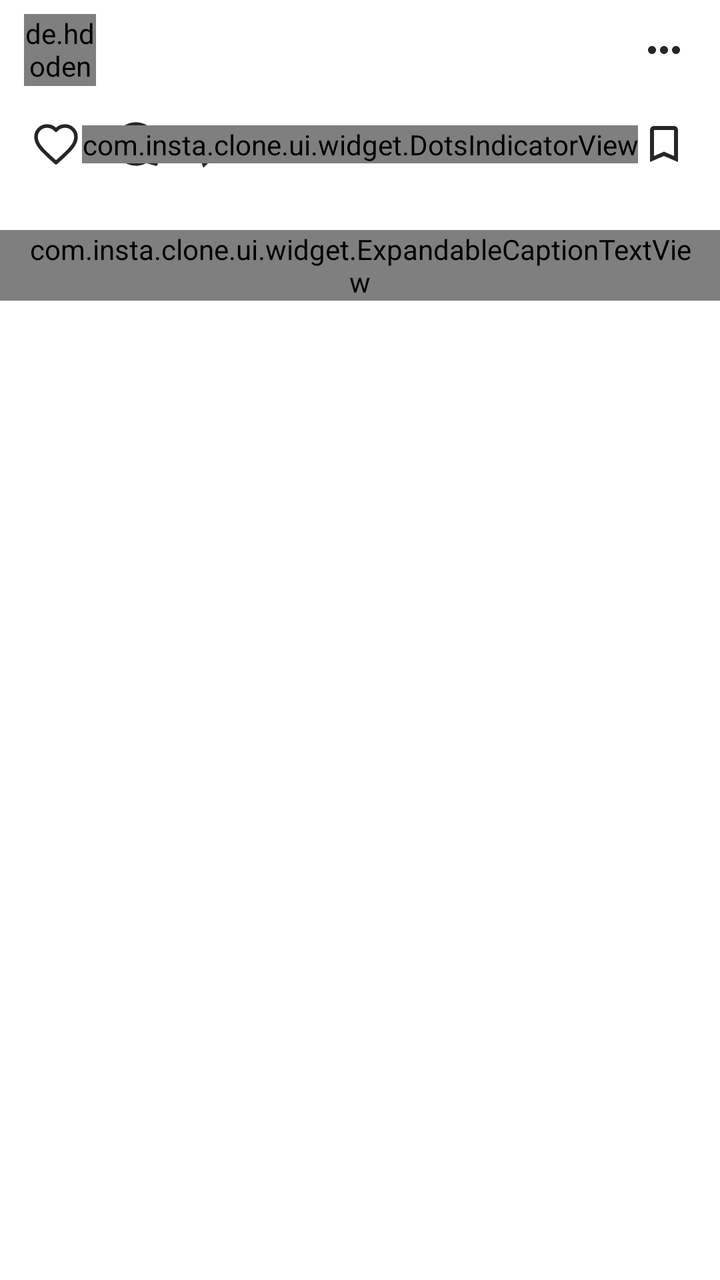
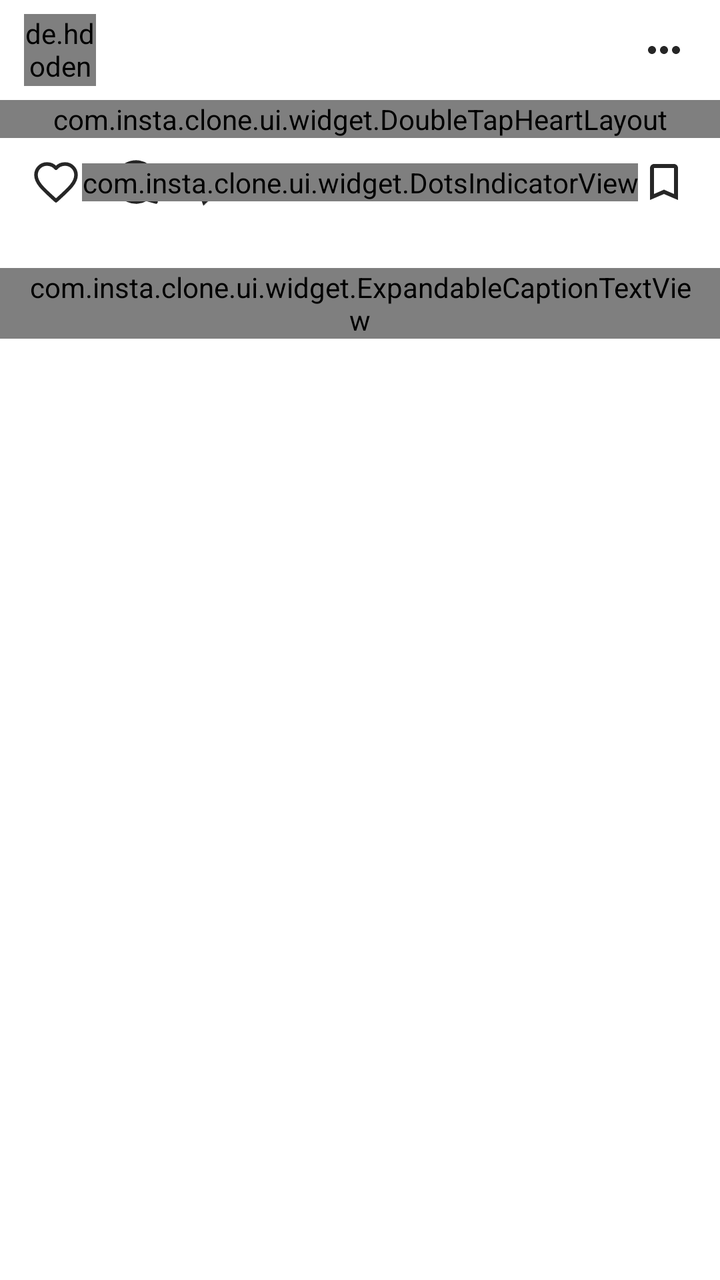

The first picture is an Android layout as it rendered before a commit; the second is the same layout after the commit. The layout source and the unified diff follow.
<!-- AndroidManifest.xml: application theme Theme.InstaClone -->
<!-- res/layout/item_feed_post.xml -->
<?xml version="1.0" encoding="utf-8"?>
<LinearLayout xmlns:android="http://schemas.android.com/apk/res/android"
    xmlns:app="http://schemas.android.com/apk/res-auto"
    android:layout_width="match_parent"
    android:layout_height="wrap_content"
    android:background="?attr/themeBackground"
    android:orientation="vertical"
    android:paddingBottom="12dp">

    
    <androidx.constraintlayout.widget.ConstraintLayout
        android:layout_width="match_parent"
        android:layout_height="@dimen/top_bar_height"
        android:paddingHorizontal="12dp">

        <de.hdodenhof.circleimageview.CircleImageView
            android:id="@+id/ivAvatar"
            android:layout_width="@dimen/avatar_feed_header"
            android:layout_height="@dimen/avatar_feed_header"
            android:src="@drawable/ic_person_placeholder"
            app:layout_constraintBottom_toBottomOf="parent"
            app:layout_constraintStart_toStartOf="parent"
            app:layout_constraintTop_toTopOf="parent" />

        <LinearLayout
            android:id="@+id/layoutAuthor"
            android:layout_width="0dp"
            android:layout_height="wrap_content"
            android:layout_marginStart="10dp"
            android:orientation="vertical"
            app:layout_constraintBottom_toBottomOf="parent"
            app:layout_constraintEnd_toStartOf="@id/ivOptions"
            app:layout_constraintStart_toEndOf="@id/ivAvatar"
            app:layout_constraintTop_toTopOf="parent">

            <LinearLayout
                android:layout_width="wrap_content"
                android:layout_height="wrap_content"
                android:gravity="center_vertical"
                android:orientation="horizontal">

                <TextView
                    android:id="@+id/tvUsername"
                    android:layout_width="wrap_content"
                    android:layout_height="wrap_content"
                    android:textColor="?attr/themeTextPrimary"
                    android:textSize="@dimen/text_body"
                    android:textStyle="bold" />

                <com.insta.clone.ui.widget.VerifiedBadgeView
                    android:id="@+id/badgeVerified"
                    android:layout_width="@dimen/badge_verified_size"
                    android:layout_height="@dimen/badge_verified_size"
                    android:layout_marginStart="4dp"
                    android:visibility="gone" />
            </LinearLayout>

            <TextView
                android:id="@+id/tvLocation"
                android:layout_width="wrap_content"
                android:layout_height="wrap_content"
                android:ellipsize="end"
                android:maxLines="1"
                android:textColor="?attr/themeTextSecondary"
                android:textSize="@dimen/text_meta"
                android:visibility="gone" />
        </LinearLayout>

        <ImageView
            android:id="@+id/ivOptions"
            android:layout_width="32dp"
            android:layout_height="32dp"
            android:padding="4dp"
            android:src="@drawable/ic_more_horiz"
            app:tint="?attr/themeTextPrimary"
            app:layout_constraintBottom_toBottomOf="parent"
            app:layout_constraintEnd_toEndOf="parent"
            app:layout_constraintTop_toTopOf="parent"
            android:contentDescription="Options" />

    </androidx.constraintlayout.widget.ConstraintLayout>

    
    <com.insta.clone.ui.widget.DoubleTapHeartLayout
        android:id="@+id/doubleTapLayout"
        android:layout_width="match_parent"
        android:layout_height="0dp"
        app:layout_constraintDimensionRatio="1:1">

        
        <ImageView
            android:id="@+id/ivSingleMedia"
            android:layout_width="match_parent"
            android:layout_height="match_parent"
            android:scaleType="centerCrop"
            android:contentDescription="Post media" />

        
        <androidx.viewpager2.widget.ViewPager2
            android:id="@+id/viewPagerCarousel"
            android:layout_width="match_parent"
            android:layout_height="match_parent"
            android:visibility="gone" />

        
        <ImageView
            android:id="@+id/ivCarouselBadge"
            android:layout_width="24dp"
            android:layout_height="24dp"
            android:layout_gravity="top|end"
            android:layout_margin="12dp"
            android:background="@drawable/bg_pill_surface"
            android:padding="4dp"
            android:src="@drawable/ic_photo_library"
            app:tint="@color/white"
            android:visibility="gone"
            android:contentDescription="Multiple photos" />

        
        <ImageView
            android:id="@+id/ivAudioToggle"
            android:layout_width="28dp"
            android:layout_height="28dp"
            android:layout_gravity="bottom|end"
            android:layout_margin="12dp"
            android:background="@drawable/bg_pill_surface"
            android:padding="5dp"
            android:src="@drawable/ic_volume_off"
            app:tint="@color/white"
            android:visibility="gone"
            android:contentDescription="Toggle sound" />

    </com.insta.clone.ui.widget.DoubleTapHeartLayout>

    
    <androidx.constraintlayout.widget.ConstraintLayout
        android:layout_width="match_parent"
        android:layout_height="44dp"
        android:paddingHorizontal="12dp">

        <LinearLayout
            android:id="@+id/layoutLeftActions"
            android:layout_width="wrap_content"
            android:layout_height="match_parent"
            android:gravity="center_vertical"
            android:orientation="horizontal"
            app:layout_constraintBottom_toBottomOf="parent"
            app:layout_constraintStart_toStartOf="parent"
            app:layout_constraintTop_toTopOf="parent">

            <ImageView
                android:id="@+id/ivLike"
                android:layout_width="32dp"
                android:layout_height="32dp"
                android:padding="4dp"
                android:src="@drawable/ic_favorite_outline"
                app:tint="?attr/themeTextPrimary"
                android:contentDescription="Like" />

            <ImageView
                android:id="@+id/ivComment"
                android:layout_width="32dp"
                android:layout_height="32dp"
                android:layout_marginStart="8dp"
                android:padding="4dp"
                android:src="@drawable/ic_comment"
                app:tint="?attr/themeTextPrimary"
                android:contentDescription="Comment" />

            <ImageView
                android:id="@+id/ivShare"
                android:layout_width="32dp"
                android:layout_height="32dp"
                android:layout_marginStart="8dp"
                android:padding="4dp"
                android:rotation="-20"
                android:src="@drawable/ic_send"
                app:tint="?attr/themeTextPrimary"
                android:contentDescription="Share" />
        </LinearLayout>

        
        <com.insta.clone.ui.widget.DotsIndicatorView
            android:id="@+id/dotsIndicator"
            android:layout_width="wrap_content"
            android:layout_height="wrap_content"
            app:layout_constraintBottom_toBottomOf="parent"
            app:layout_constraintEnd_toEndOf="parent"
            app:layout_constraintStart_toStartOf="parent"
            app:layout_constraintTop_toTopOf="parent" />

        <ImageView
            android:id="@+id/ivBookmark"
            android:layout_width="32dp"
            android:layout_height="32dp"
            android:padding="4dp"
            android:src="@drawable/ic_bookmark_outline"
            app:tint="?attr/themeTextPrimary"
            app:layout_constraintBottom_toBottomOf="parent"
            app:layout_constraintEnd_toEndOf="parent"
            app:layout_constraintTop_toTopOf="parent"
            android:contentDescription="Save" />

    </androidx.constraintlayout.widget.ConstraintLayout>

    
    <TextView
        android:id="@+id/tvLikesCount"
        android:layout_width="wrap_content"
        android:layout_height="wrap_content"
        android:paddingHorizontal="14dp"
        android:textColor="?attr/themeTextPrimary"
        android:textSize="@dimen/text_body"
        android:textStyle="bold" />

    
    <com.insta.clone.ui.widget.ExpandableCaptionTextView
        android:id="@+id/tvCaption"
        android:layout_width="match_parent"
        android:layout_height="wrap_content"
        android:layout_marginTop="2dp"
        android:paddingHorizontal="14dp"
        android:textColor="?attr/themeTextPrimary"
        android:textSize="@dimen/text_body" />

    
    <TextView
        android:id="@+id/tvViewComments"
        android:layout_width="wrap_content"
        android:layout_height="wrap_content"
        android:layout_marginTop="4dp"
        android:paddingHorizontal="14dp"
        android:textColor="?attr/themeTextSecondary"
        android:textSize="@dimen/text_meta" />

    
    <TextView
        android:id="@+id/tvTimestamp"
        android:layout_width="wrap_content"
        android:layout_height="wrap_content"
        android:layout_marginTop="2dp"
        android:paddingHorizontal="14dp"
        android:textAllCaps="true"
        android:textColor="?attr/themeTextSecondary"
        android:textSize="10sp"
        android:letterSpacing="0.04" />

</LinearLayout>
<!-- resources referenced by this layout -->
<resources>
  <color name="white">#FFFFFF</color>
  <dimen name="avatar_feed_header">36dp</dimen>
  <dimen name="badge_verified_size">12dp</dimen>
  <dimen name="text_body">14sp</dimen>
  <dimen name="text_meta">12sp</dimen>
  <dimen name="top_bar_height">50dp</dimen>
  <!-- drawable bg_pill_surface (drawable) -->
  <?xml version="1.0" encoding="utf-8"?>
  <shape xmlns:android="http://schemas.android.com/apk/res/android"
      android:shape="rectangle">
      <corners android:radius="14dp" />
      <solid android:color="#99000000" />
  </shape>
  <!-- drawable ic_bookmark_outline (drawable) -->
  <?xml version="1.0" encoding="utf-8"?>
  <vector xmlns:android="http://schemas.android.com/apk/res/android"
      android:width="24dp"
      android:height="24dp"
      android:viewportWidth="24"
      android:viewportHeight="24">
      <path
          android:fillColor="#FF000000"
          android:pathData="M17,3H7C5.9,3 5.01,3.9 5.01,5L5,21l7,-3 7,3V5c0,-1.1 -0.9,-2 -2,-2zm0,15l-5,-2.18L7,18V5h10v13z" />
  </vector>
  <!-- drawable ic_comment (drawable) -->
  <?xml version="1.0" encoding="utf-8"?>
  <vector xmlns:android="http://schemas.android.com/apk/res/android"
      android:width="24dp"
      android:height="24dp"
      android:viewportWidth="24"
      android:viewportHeight="24">
      <path
          android:fillColor="#00000000"
          android:strokeColor="#FF000000"
          android:strokeWidth="1.8"
          android:strokeLineCap="round"
          android:strokeLineJoin="round"
          android:pathData="M20.656,17.008a9.993,9.993 0,1 0,-3.59 3.615L22,22Z" />
  </vector>
  <!-- drawable ic_more_horiz (drawable) -->
  <?xml version="1.0" encoding="utf-8"?>
  <vector xmlns:android="http://schemas.android.com/apk/res/android"
      android:width="24dp"
      android:height="24dp"
      android:viewportWidth="24"
      android:viewportHeight="24">
      <path
          android:fillColor="#FF000000"
          android:pathData="M6,10c-1.1,0 -2,0.9 -2,2s0.9,2 2,2 2,-0.9 2,-2 -0.9,-2 -2,-2zM18,10c-1.1,0 -2,0.9 -2,2s0.9,2 2,2 2,-0.9 2,-2 -0.9,-2 -2,-2zM12,10c-1.1,0 -2,0.9 -2,2s0.9,2 2,2 2,-0.9 2,-2 -0.9,-2 -2,-2z" />
  </vector>
  <!-- drawable ic_person_placeholder (drawable) -->
  <?xml version="1.0" encoding="utf-8"?>
  <vector xmlns:android="http://schemas.android.com/apk/res/android"
      android:width="24dp"
      android:height="24dp"
      android:viewportWidth="24"
      android:viewportHeight="24">
      <path
          android:fillColor="#8E8E8E"
          android:pathData="M12,12c2.21,0 4,-1.79 4,-4s-1.79,-4 -4,-4 -4,1.79 -4,4 1.79,4 4,4zM12,14c-2.67,0 -8,1.34 -8,4v2h16v-2c0,-2.66 -5.33,-4 -8,-4z" />
  </vector>
  <!-- drawable ic_photo_library (drawable) -->
  <?xml version="1.0" encoding="utf-8"?>
  <vector xmlns:android="http://schemas.android.com/apk/res/android"
      android:width="24dp"
      android:height="24dp"
      android:viewportWidth="24"
      android:viewportHeight="24">
      <path
          android:fillColor="#FF000000"
          android:pathData="M22,16V4c0,-1.1 -0.9,-2 -2,-2H8c-1.1,0 -2,0.9 -2,2v12c0,1.1 0.9,2 2,2h12c1.1,0 2,-0.9 2,-2zm-11,-4l2.03,2.71L16,11l4,5H8l3,-4zM2,6v14c0,1.1 0.9,2 2,2h14v-2H4V6H2z" />
  </vector>
  <!-- drawable ic_send (drawable) -->
  <?xml version="1.0" encoding="utf-8"?>
  <vector xmlns:android="http://schemas.android.com/apk/res/android"
      android:width="24dp"
      android:height="24dp"
      android:viewportWidth="24"
      android:viewportHeight="24">
      <path
          android:fillColor="#FF000000"
          android:pathData="M2.01,21L23,12 2.01,3 2,10l15,2 -15,2z" />
  </vector>
  <color name="color_primary">#3797EF</color>
  <color name="color_primary_dark">#1B74E4</color>
  <color name="color_background">#FFFFFF</color>
  <color name="color_divider">#DBDBDB</color>
  <color name="color_text_primary">#262626</color>
  <color name="color_text_secondary">#8E8E8E</color>
  <!-- unchanged entries left out for length: 3 -->
</resources>

<!-- the commit's change to res/layout/item_feed_post.xml (unified diff, before → after) -->
@@ -84,8 +84,7 @@
     <com.insta.clone.ui.widget.DoubleTapHeartLayout
         android:id="@+id/doubleTapLayout"
         android:layout_width="match_parent"
-        android:layout_height="0dp"
-        app:layout_constraintDimensionRatio="1:1">
+        android:layout_height="wrap_content">
 
         
         <ImageView
@@ -93,6 +92,7 @@
             android:layout_width="match_parent"
             android:layout_height="match_parent"
             android:scaleType="centerCrop"
+            android:adjustViewBounds="false"
             android:contentDescription="Post media" />
 
         
